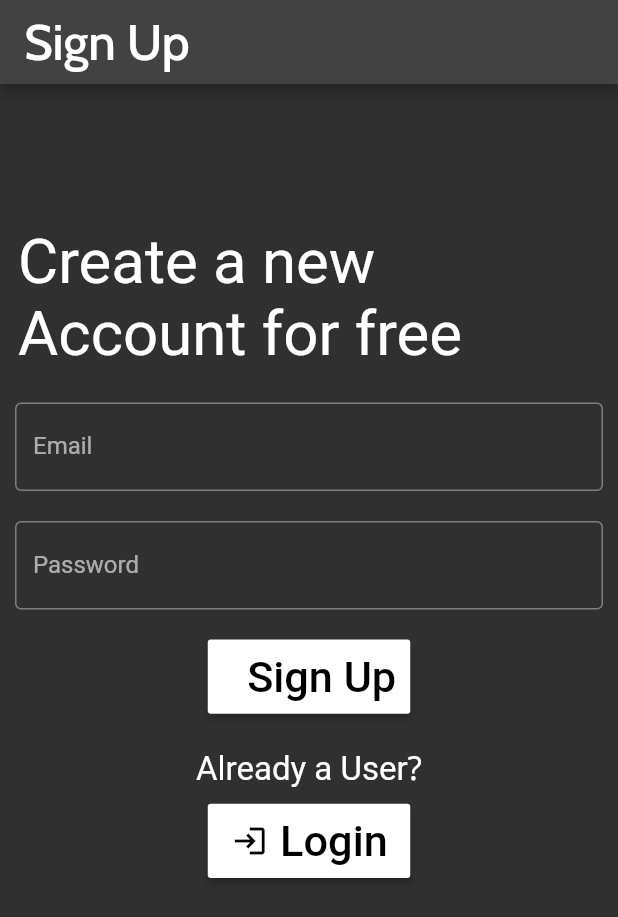
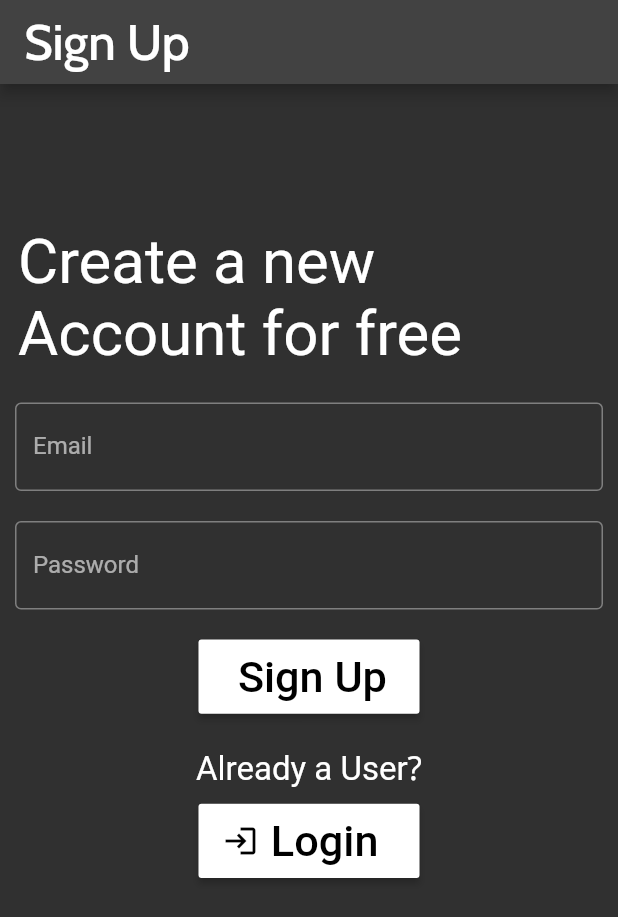
Before and after one commit to 2ybaryl/OTP_Application, a Flutter app: the screen it shows after launch, after a tap on "Sign Up", on a phone screen of 412 x 824 dp. Shown: the top 917 px of the screen. Run offline on Flutter 3.47's test engine with Material 2 defaults, Android fonts, the light colour scheme and no system bars; our stand-ins replace firebase_auth, firebase_core, google_fonts; missing offline and left inert: ntp; accounts and stored records are empty; Roboto replaces fonts that are missing (Abel, Actor).

Commit message:
few updates

```diff
--- a/lib/global/globals.dart
+++ b/lib/global/globals.dart
@@ -1 +1 @@
-String res = '';
+String res = "'otp':'260945'";
--- a/lib/screens/login.dart
+++ b/lib/screens/login.dart
@@ -76,7 +76,7 @@ class _LoginState extends State<Login> {
               color: Colors.white,
               child: SizedBox(
                 height: size.height * 0.06,
-                width: size.width * 0.25,
+                width: size.width * 0.28,
                 child: Row(children: [
                   const Icon(
                     Icons.login,
@@ -111,7 +111,7 @@ class _LoginState extends State<Login> {
                   color: Colors.white,
                   child: SizedBox(
                     height: size.height * 0.06,
-                    width: size.width * 0.25,
+                    width: size.width * 0.28,
                     child: Row(children: [
                       SizedBox(
                         width: size.width * 0.025,
--- a/lib/screens/signup.dart
+++ b/lib/screens/signup.dart
@@ -75,7 +75,7 @@ class _SignupState extends State<Signup> {
               color: Colors.white,
               child: SizedBox(
                 height: size.height * 0.06,
-                width: size.width * 0.25,
+                width: size.width * 0.28,
                 child: Row(children: [
                   SizedBox(
                     width: size.width * 0.025,
@@ -106,7 +106,7 @@ class _SignupState extends State<Signup> {
                   color: Colors.white,
                   child: SizedBox(
                     height: size.height * 0.06,
-                    width: size.width * 0.25,
+                    width: size.width * 0.28,
                     child: Row(children: [
                       const Icon(
                         Icons.login,
```
Also changed, not shown: 1 other file.
